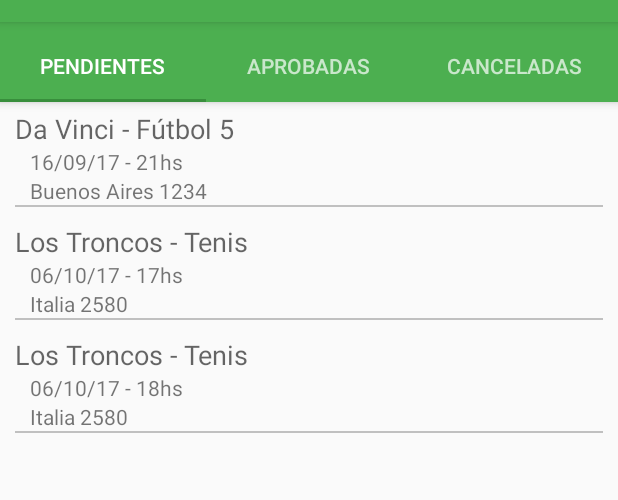
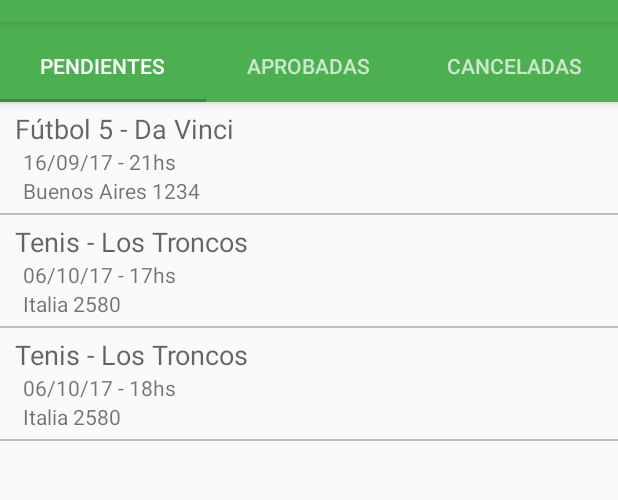
Before and after one commit to UTN-FRBA-Mobile/CanchApp, an Android app: the fragment ListaReservasFragment placed in its activity, in the side drawer, after a tap on "Mis Reservas", on a phone screen of 412 x 824 dp, the part 62-562 px from its top. Run offline under Robolectric (Android 15) with nearby library versions, the phone set to English and light mode, and no system bars; our stand-ins replace ButterKnife, Firebase (no records; nobody signed in at launch, a user with empty details on screens opened directly), Picasso; 6 statements that could not run were skipped.

Commit message:
Diseño corregido alquileres/reservas

```diff
--- a/app/src/main/java/com/santiago/canchaapp/app/viewholder/ReservaViewHolder.java
+++ b/app/src/main/java/com/santiago/canchaapp/app/viewholder/ReservaViewHolder.java
@@ -13,6 +13,8 @@ import butterknife.ButterKnife;
 
 import static android.view.View.INVISIBLE;
 import static android.view.View.VISIBLE;
+import static android.view.ViewGroup.LayoutParams.MATCH_PARENT;
+import static android.view.ViewGroup.LayoutParams.WRAP_CONTENT;
 
 public class ReservaViewHolder extends RecyclerView.ViewHolder {
 
@@ -28,16 +30,26 @@ public class ReservaViewHolder extends RecyclerView.ViewHolder {
     @BindView(R.id.botones_reserva)
     public LinearLayout botonesAprobacion;
 
+    @BindView(R.id.texto_reserva)
+    public LinearLayout textoReserva;
+
     public ReservaViewHolder(View v) {
         super(v);
         ButterKnife.bind(this, v);
     }
 
     public void cargarDatosEnVista(Reserva reserva, Boolean mostrarBotonesDeAprobacion) {
-        textoClub.setText((reserva.getNombreClub() + " - " + reserva.getTipoPartido().nombre));
+        textoClub.setText(reserva.getTipoPartido().nombre + " - " + reserva.getNombreClub());
         textoDireccion.setText(reserva.getDireccion());
         textoHora.setText(reserva.getFecha() + " - " + reserva.getHora() + "hs");
-        botonesAprobacion.setVisibility(mostrarBotonesDeAprobacion ? VISIBLE : INVISIBLE);
+        if (mostrarBotonesDeAprobacion) {
+            botonesAprobacion.setVisibility(VISIBLE);
+            textoReserva.setLayoutParams(textLayoutReservasPendientes());
+        }
+    }
+
+    private LinearLayout.LayoutParams textLayoutReservasPendientes() {
+        return new LinearLayout.LayoutParams(0, WRAP_CONTENT, 0.5f);
     }
 
 }
--- a/app/src/main/java/com/santiago/canchaapp/servicios/Servidor.java
+++ b/app/src/main/java/com/santiago/canchaapp/servicios/Servidor.java
@@ -37,7 +37,8 @@ public class Servidor {
                     new Reserva(new Club("Los Troncos", "Italia 2580"), TENIS, "04/10/17", 16),
                     new Reserva(new Club("Da Vinci", "Buenos Aires 2358"), FUTBOL5, "04/10/17", 22),
                     new Reserva(new Club("Club Mitre", "Avellaneda 4433"), FUTBOL7, "30/10/17", 14),
-                    new Reserva(new Club("Da Vinci", "Buenos Aires 2358"), FUTBOL5, "1/11/17", 22)
+                    new Reserva(new Club("Da Vinci", "Buenos Aires 2358"), FUTBOL5, "1/11/17", 22),
+                    new Reserva(new Club("Club Atlético Independiente", "Bochini 853"), FUTBOL5, "1/11/17", 22)
             );
 
     private List<Reserva> reservasCanceladas = asList(
@@ -47,7 +48,8 @@ public class Servidor {
     private List<Reserva> alquileresAprobados = asList(
                 new Reserva(new Club("Da Vinci", "Buenos Aires 1234"), FUTBOL5, "16/09/17", 21),
                 new Reserva(new Club("Los Troncos", "Italia 2580"), TENIS, "06/10/17", 17),
-                new Reserva(new Club("Los Troncos", "Italia 2580"), TENIS, "06/10/17", 18)
+                new Reserva(new Club("Los Troncos", "Italia 2580"), TENIS, "06/10/17", 18),
+                new Reserva(new Club("Mitre", "Una calle con nombre ultra largo"), TENIS, "06/10/17", 19)
         );
 
     private List<Reserva> alquileresPendientes  = asList(
@@ -60,7 +62,9 @@ public class Servidor {
                 new Reserva(new Club("Los Troncos", "Italia 2580"), TENIS, "04/10/17", 16),
                 new Reserva(new Club("Da Vinci", "Buenos Aires 2358"), FUTBOL5, "04/10/17", 22),
                 new Reserva(new Club("Club Mitre", "Avellaneda 4433"), FUTBOL7, "30/10/17", 14),
-                new Reserva(new Club("Da Vinci", "Buenos Aires 2358"), FUTBOL5, "1/11/17", 22)
+                new Reserva(new Club("Da Vinci", "Buenos Aires 2358"), FUTBOL5, "1/11/17", 22),
+                new Reserva(new Club("Club Atlético Independiente", "Bochini 853"), FUTBOL5, "1/11/17", 22),
+                new Reserva(new Club("Mitre", "Una calle con nombre ultra largo"), TENIS, "06/10/17", 19)
         );
 
     private List<Reserva> alquileresCancelados = asList(
--- a/app/src/main/res/layout/item_reserva.xml
+++ b/app/src/main/res/layout/item_reserva.xml
@@ -1,18 +1,25 @@
 <?xml version="1.0" encoding="utf-8"?>
-<RelativeLayout
+<LinearLayout
     xmlns:android="http://schemas.android.com/apk/res/android"
     android:layout_width="match_parent"
     android:layout_height="wrap_content"
-    android:paddingTop="5dp"
-    android:paddingBottom="5dp"
-    android:paddingLeft="10dp"
-    android:paddingRight="10dp">
+    android:orientation="vertical">
+
+    <LinearLayout
+        android:orientation="horizontal"
+        android:layout_width="match_parent"
+        android:layout_height="wrap_content"
+        android:layout_marginTop="5dp"
+        android:layout_marginBottom="5dp"
+        android:layout_marginLeft="10dp"
+        android:layout_marginRight="10dp">
 
         <LinearLayout xmlns:android="http://schemas.android.com/apk/res/android"
+            android:id="@+id/texto_reserva"
             android:orientation="vertical"
             android:layout_width="match_parent"
             android:layout_height="wrap_content"
-        android:gravity="left">
+            android:gravity="center_vertical">
 
             <TextView
                 android:id="@+id/reserva_club"
@@ -25,43 +32,50 @@
                 android:id="@+id/reserva_hora"
                 android:layout_width="match_parent"
                 android:layout_height="wrap_content"
-            android:paddingLeft="10dp"
+                android:paddingLeft="5dp"
                 />
 
             <TextView
                 android:id="@+id/reserva_direccion"
                 android:layout_width="match_parent"
                 android:layout_height="wrap_content"
-            android:paddingLeft="10dp"
+                android:paddingLeft="5dp"
                 />
-
-        <View
-            android:layout_width="match_parent"
-            android:layout_height="1dp"
-            android:background="#c0c0c0" />
 
         </LinearLayout>
 
         <LinearLayout xmlns:android="http://schemas.android.com/apk/res/android"
             android:id="@+id/botones_reserva"
             android:orientation="horizontal"
-        android:layout_width="match_parent"
-        android:layout_height="wrap_content"
+            android:layout_weight="0.5"
+            android:layout_width="0dp"
+            android:layout_height="match_parent"
             android:visibility="invisible"
-        android:gravity="right">
+            android:gravity="center_vertical">
 
             <Button
                 android:id="@+id/boton_aprobar_reserva"
                 style="@style/btnAprobarReserva"
                 android:text="@string/btnAprobarReserva"
-            android:layout_margin="3dp"/>
+                android:layout_margin="3dp"
+                android:layout_width="0dp"
+                android:layout_weight="0.5"/>
 
             <Button
                 android:id="@+id/boton_cancelar_reserva"
                 style="@style/btnCancelarReserva"
                 android:text="@string/btnCancelarReserva"
-            android:layout_margin="3dp"/>
+                android:layout_margin="3dp"
+                android:layout_width="0dp"
+                android:layout_weight="0.5"/>
 
         </LinearLayout>
 
-</RelativeLayout>
+    </LinearLayout>
+
+    <View
+        android:layout_width="match_parent"
+        android:layout_height="1dp"
+        android:background="@color/colorSeparador" />
+
+</LinearLayout>
--- a/app/src/main/res/values/btnItemReserva.xml
+++ b/app/src/main/res/values/btnItemReserva.xml
@@ -1,21 +1,21 @@
 <?xml version="1.0" encoding="utf-8"?>
 <resources>
     <style name="btnAprobarReserva">
-        <item name="android:textColor">@color/colorBlanco</item>
         <item name="android:layout_gravity">center</item>
         <item name="android:layout_width">wrap_content</item>
-        <item name="android:layout_height">wrap_content</item>
+        <item name="android:layout_height">30dp</item>
         <item name="android:background">@drawable/btn_redondeado</item>
-        <item name="android:height">20dp</item>
         <item name="android:padding">2dp</item>
+        <item name="android:textColor">@color/colorBlanco</item>
+        <item name="android:textSize">10sp</item>
     </style>
     <style name="btnCancelarReserva">
-        <item name="android:textColor">@color/colorRojo</item>
         <item name="android:layout_gravity">center</item>
         <item name="android:layout_width">wrap_content</item>
-        <item name="android:layout_height">wrap_content</item>
+        <item name="android:layout_height">30dp</item>
         <item name="android:background">@drawable/btn_redondeado_negativo</item>
-        <item name="android:height">20dp</item>
         <item name="android:padding">2dp</item>
+        <item name="android:textColor">@color/colorRojo</item>
+        <item name="android:textSize">10sp</item>
     </style>
 </resources>
--- a/app/src/main/res/values/colors.xml
+++ b/app/src/main/res/values/colors.xml
@@ -9,6 +9,7 @@
     <color name="colorAzul">#4255c1</color>
     <color name="colorNegro">#000000</color>
     <color name="colorRojo">#be1919</color>
+    <color name="colorSeparador">#c0c0c0</color>
     <color name="colorThumbPressed">#43A047</color>
     <color name="colorBar">#C8E6C9</color>
     <color name="colorAclaracion">#949292</color>
```
Lines whose indentation alone changed are shown as unchanged.
